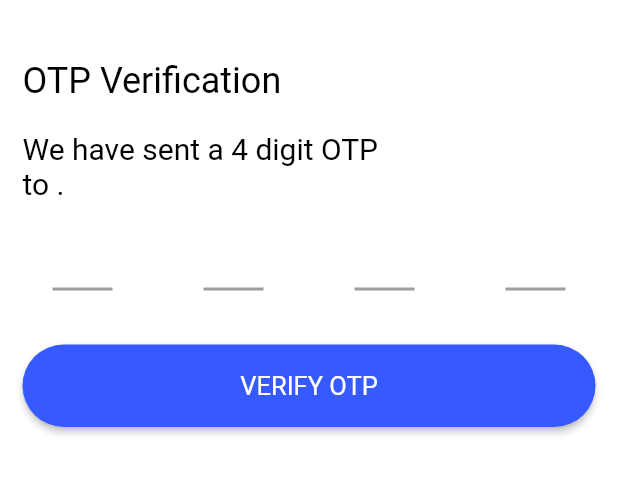
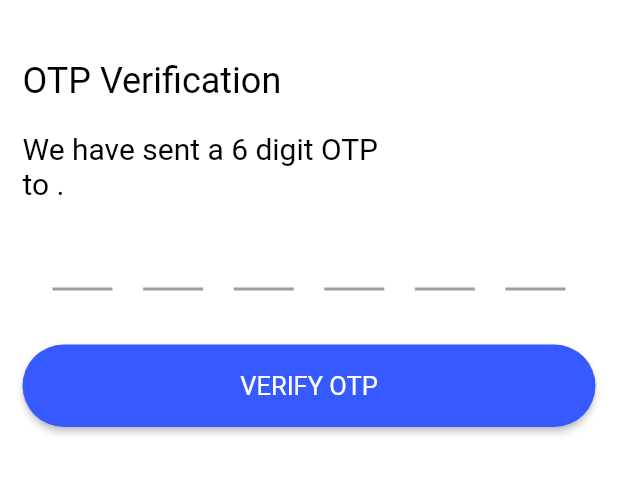
Before and after one commit to Sanoj-Raja/zartek, a Flutter app: the OtpView screen opened directly with empty values, on a phone screen of 412 x 824 dp, the part 98-593 px from its top. Run offline on Flutter 3.47's test engine with Material 2 defaults, Android fonts, the phone set to English and light mode, and no system bars; drawn by our look-alikes of pin_code_fields; our stand-ins replace badges, bot_toast, connectivity_plus, firebase_auth, firebase_core, get and 3 more; accounts and stored records are empty.

Commit message:
Modified otp view for 6 digit otp.

```diff
--- a/lib/app/modules/otp/views/otp_view.dart
+++ b/lib/app/modules/otp/views/otp_view.dart
@@ -38,7 +38,7 @@ class OtpView extends GetView<OtpController> {
                   height: 20,
                 ),
                 Text(
-                  'We have sent a 4 digit OTP\nto ${controller.phone}.',
+                  'We have sent a 6 digit OTP\nto ${controller.phone}.',
                   style: Get.textTheme.headline2,
                 ),
                 Padding(
@@ -51,13 +51,13 @@ class OtpView extends GetView<OtpController> {
                       pastedTextStyle: TextStyle(
                         color: AppColors.lightBlue,
                       ),
-                      length: 4,
+                      length: 6,
                       obscureText: true,
                       obscuringCharacter: '*',
                       animationType: AnimationType.fade,
                       validator: (v) {
-                        if (v!.length == 3) {
-                          return 'OTP must be a 4 digit number only.';
+                        if (v!.length < 6) {
+                          return 'OTP must be a 6 digit number only.';
                         } else {
                           return null;
                         }
```
